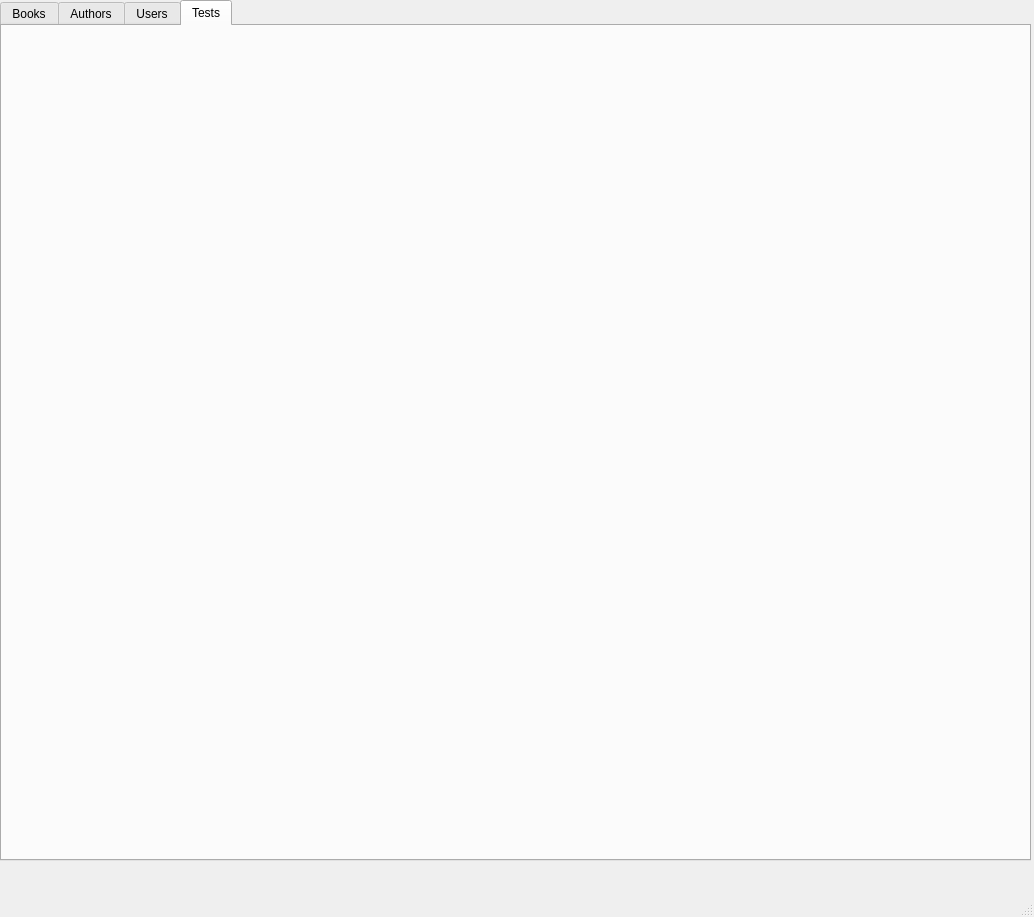
Above: UIs/Host.ui from Cheshuyka/BookFoU before the change. Below: the same form after it.
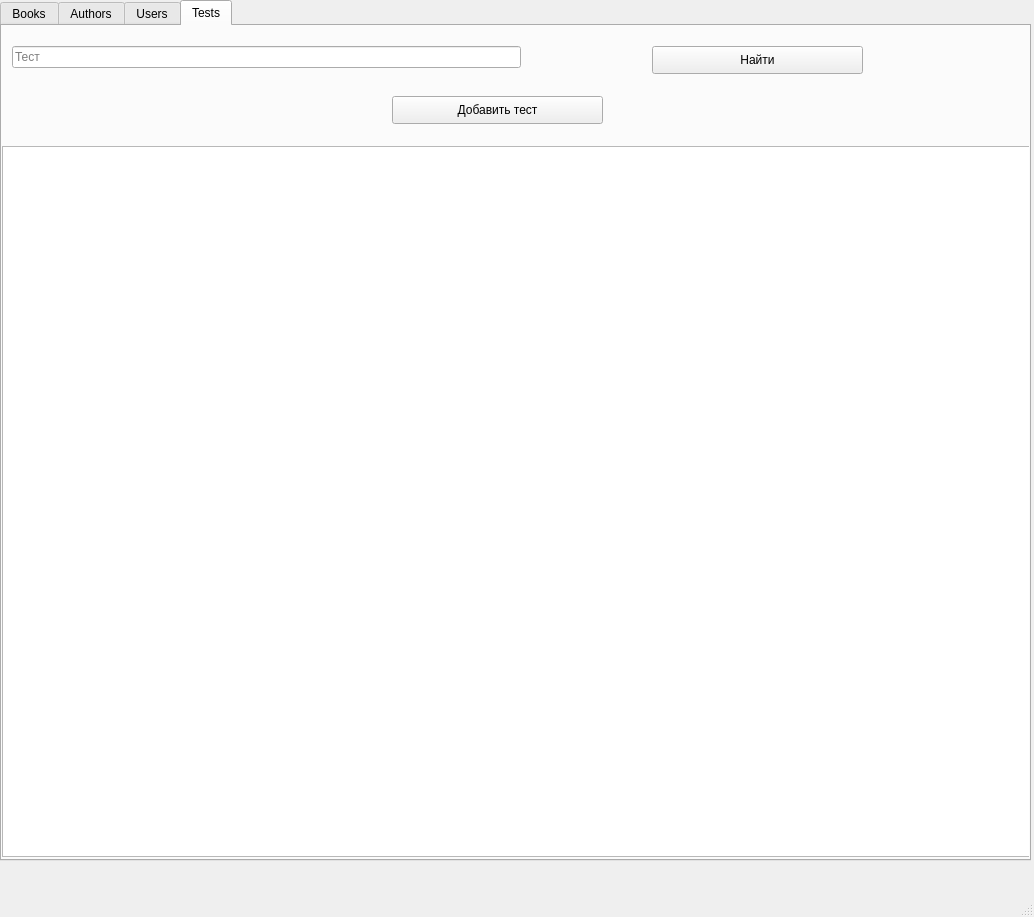
That is the form after the change. The open tabs and pages were chosen to show the change.

The edit to the form file:
```diff
--- a/UIs/Host.ui
+++ b/UIs/Host.ui
@@ -201,6 +201,58 @@
      <attribute name="title">
       <string>Tests</string>
      </attribute>
+     <widget class="QLineEdit" name="testEdit">
+      <property name="geometry">
+       <rect>
+        <x>10</x>
+        <y>20</y>
+        <width>509</width>
+        <height>22</height>
+       </rect>
+      </property>
+      <property name="placeholderText">
+       <string>Тест</string>
+      </property>
+     </widget>
+     <widget class="QPushButton" name="findTestButton">
+      <property name="geometry">
+       <rect>
+        <x>650</x>
+        <y>20</y>
+        <width>211</width>
+        <height>28</height>
+       </rect>
+      </property>
+      <property name="text">
+       <string>Найти</string>
+      </property>
+     </widget>
+     <widget class="QTableWidget" name="usersTable_2">
+      <property name="geometry">
+       <rect>
+        <x>0</x>
+        <y>120</y>
+        <width>1031</width>
+        <height>711</height>
+       </rect>
+      </property>
+      <property name="rowCount">
+       <number>0</number>
+      </property>
+     </widget>
+     <widget class="QPushButton" name="addTestButton">
+      <property name="geometry">
+       <rect>
+        <x>390</x>
+        <y>70</y>
+        <width>211</width>
+        <height>28</height>
+       </rect>
+      </property>
+      <property name="text">
+       <string>Добавить тест</string>
+      </property>
+     </widget>
     </widget>
    </widget>
   </widget>
```
Left out of the diff: 2 changed lines with no effect on the pictures.
